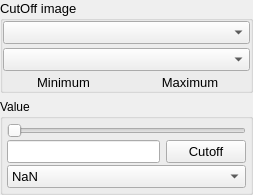
Old version of the form plugins/Cutoff_mask/Cutoff_mask.ui in the repository NeutrinoToolkit/Neutrino.
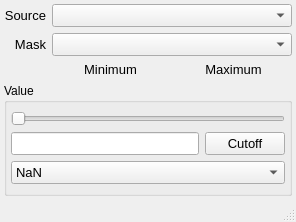
New version of the form.

Patch:
```diff
--- a/plugins/Cutoff_mask/Cutoff_mask.ui
+++ b/plugins/Cutoff_mask/Cutoff_mask.ui
@@ -6,8 +6,8 @@
    <rect>
     <x>0</x>
     <y>0</y>
-    <width>253</width>
-    <height>188</height>
+    <width>296</width>
+    <height>222</height>
    </rect>
   </property>
   <property name="windowTitle">
@@ -23,97 +23,19 @@
    <bool>true</bool>
   </property>
   <widget class="QWidget" name="centralwidget">
-   <layout class="QGridLayout" name="gridLayout_3">
+   <layout class="QGridLayout" name="gridLayout_3" rowstretch="0,1">
     <property name="leftMargin">
-     <number>0</number>
+     <number>4</number>
     </property>
     <property name="topMargin">
-     <number>0</number>
+     <number>4</number>
     </property>
     <property name="rightMargin">
-     <number>0</number>
+     <number>4</number>
     </property>
     <property name="bottomMargin">
-     <number>0</number>
+     <number>4</number>
     </property>
-    <item row="0" column="0">
-     <widget class="QGroupBox" name="groupBox">
-      <property name="font">
-       <font>
-        <pointsize>10</pointsize>
-       </font>
-      </property>
-      <property name="title">
-       <string>CutOff image</string>
-      </property>
-      <layout class="QGridLayout" name="gridLayout">
-       <property name="leftMargin">
-        <number>0</number>
-       </property>
-       <property name="topMargin">
-        <number>0</number>
-       </property>
-       <property name="rightMargin">
-        <number>0</number>
-       </property>
-       <property name="bottomMargin">
-        <number>0</number>
-       </property>
-       <property name="verticalSpacing">
-        <number>4</number>
-       </property>
-       <item row="0" column="0" colspan="2">
-        <widget class="QComboBox" name="image1">
-         <property name="neutrinoImage" stdset="0">
-          <bool>true</bool>
-         </property>
-        </widget>
-       </item>
-       <item row="1" column="0" colspan="2">
-        <widget class="QComboBox" name="image2">
-         <property name="font">
-          <font>
-           <pointsize>10</pointsize>
-          </font>
-         </property>
-         <property name="neutrinoImage" stdset="0">
-          <bool>true</bool>
-         </property>
-        </widget>
-       </item>
-       <item row="2" column="0">
-        <widget class="QLabel" name="mini">
-         <property name="font">
-          <font>
-           <pointsize>10</pointsize>
-          </font>
-         </property>
-         <property name="text">
-          <string>Minimum</string>
-         </property>
-         <property name="alignment">
-          <set>Qt::AlignHCenter|Qt::AlignTop</set>
-         </property>
-        </widget>
-       </item>
-       <item row="2" column="1">
-        <widget class="QLabel" name="maxi">
-         <property name="font">
-          <font>
-           <pointsize>10</pointsize>
-          </font>
-         </property>
-         <property name="text">
-          <string>Maximum</string>
-         </property>
-         <property name="alignment">
-          <set>Qt::AlignHCenter|Qt::AlignTop</set>
-         </property>
-        </widget>
-       </item>
-      </layout>
-     </widget>
-    </item>
     <item row="1" column="0">
      <widget class="QGroupBox" name="groupBox_2">
       <property name="title">
@@ -211,8 +133,111 @@
       </layout>
      </widget>
     </item>
+    <item row="0" column="0">
+     <widget class="QWidget" name="widget" native="true">
+      <property name="font">
+       <font>
+        <pointsize>10</pointsize>
+       </font>
+      </property>
+      <layout class="QGridLayout" name="gridLayout" columnstretch="0,1,1">
+       <property name="leftMargin">
+        <number>0</number>
+       </property>
+       <property name="topMargin">
+        <number>0</number>
+       </property>
+       <property name="rightMargin">
+        <number>0</number>
+       </property>
+       <property name="bottomMargin">
+        <number>0</number>
+       </property>
+       <item row="1" column="0">
+        <widget class="QLabel" name="label_2">
+         <property name="font">
+          <font>
+           <pointsize>10</pointsize>
+          </font>
+         </property>
+         <property name="text">
+          <string>Mask</string>
+         </property>
+         <property name="alignment">
+          <set>Qt::AlignRight|Qt::AlignTrailing|Qt::AlignVCenter</set>
+         </property>
+        </widget>
+       </item>
+       <item row="0" column="0">
+        <widget class="QLabel" name="label">
+         <property name="font">
+          <font>
+           <pointsize>10</pointsize>
+          </font>
+         </property>
+         <property name="text">
+          <string>Source</string>
+         </property>
+         <property name="alignment">
+          <set>Qt::AlignRight|Qt::AlignTrailing|Qt::AlignVCenter</set>
+         </property>
+        </widget>
+       </item>
+       <item row="1" column="1" colspan="2">
+        <widget class="QComboBox" name="image2">
+         <property name="font">
+          <font>
+           <pointsize>10</pointsize>
+          </font>
+         </property>
+         <property name="neutrinoImage" stdset="0">
+          <bool>true</bool>
+         </property>
+        </widget>
+       </item>
+       <item row="0" column="1" colspan="2">
+        <widget class="QComboBox" name="image1">
+         <property name="neutrinoImage" stdset="0">
+          <bool>true</bool>
+         </property>
+        </widget>
+       </item>
+       <item row="2" column="2">
+        <widget class="QLabel" name="maxi">
+         <property name="font">
+          <font>
+           <pointsize>10</pointsize>
+          </font>
+         </property>
+         <property name="text">
+          <string>Maximum</string>
+         </property>
+         <property name="alignment">
+          <set>Qt::AlignHCenter|Qt::AlignTop</set>
+         </property>
+        </widget>
+       </item>
+       <item row="2" column="1">
+        <widget class="QLabel" name="mini">
+         <property name="font">
+          <font>
+           <pointsize>10</pointsize>
+          </font>
+         </property>
+         <property name="text">
+          <string>Minimum</string>
+         </property>
+         <property name="alignment">
+          <set>Qt::AlignHCenter|Qt::AlignTop</set>
+         </property>
+        </widget>
+       </item>
+      </layout>
+     </widget>
+    </item>
    </layout>
   </widget>
+  <widget class="QStatusBar" name="statusBar"/>
  </widget>
  <resources/>
  <connections/>
```
